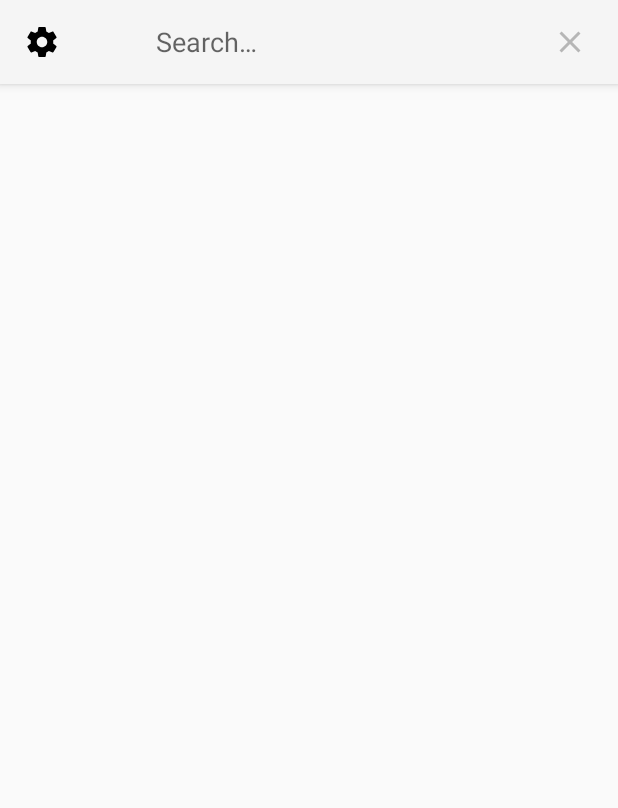
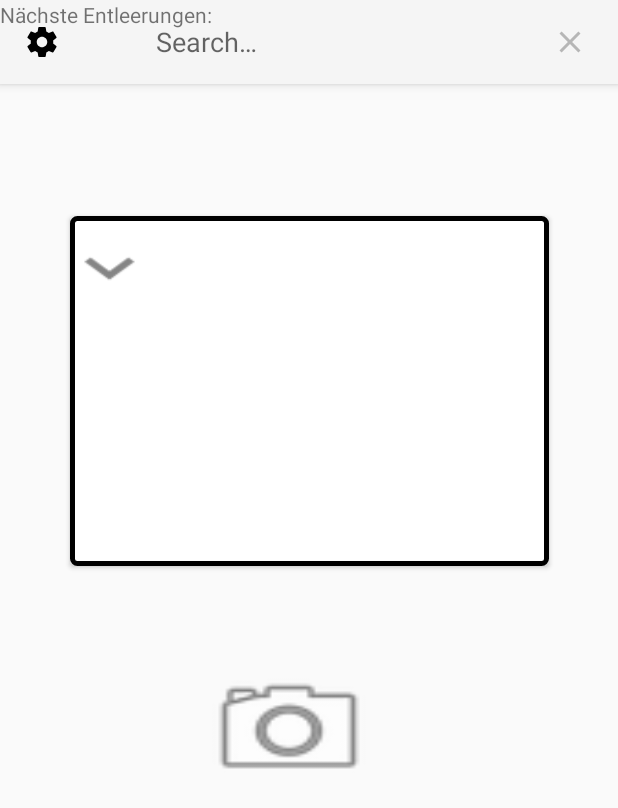
Before and after one commit to LWilm/lolroflxd12345678mobilelol, an Android app: the screen it shows after launch (MainActivity), after a tap on "Search", on a phone screen of 412 x 824 dp. Shown: the top 808 px of the screen. Run offline under Robolectric (Android 15) with nearby library versions, the phone set to English and light mode, and no system bars.

Commit message:
activity_main

```diff
--- /dev/null
+++ b/app/src/main/res/drawable/button_border.xml
@@ -0,0 +1,9 @@
+<?xml version="1.0" encoding="utf-8"?>
+<shape xmlns:android="http://schemas.android.com/apk/res/android"
+    android:shape="rectangle">
+    <gradient android:startColor="#FFFFFF"
+        android:endColor="#FFFFFF"
+        android:angle="270" />
+    <corners android:radius="3dp" />
+    <stroke android:width="5px" android:color="#000000" />
+</shape>
--- a/app/src/main/res/layout/activity_main.xml
+++ b/app/src/main/res/layout/activity_main.xml
@@ -42,6 +42,47 @@
             <!--/>-->
     </android.support.v7.widget.Toolbar>
 
+        <Button
+            android:id="@+id/button2"
+            android:layout_width="319dp"
+            android:layout_height="233dp"
+            android:layout_marginTop="88dp"
+            android:background="@drawable/button_border"
+            android:gravity="top"
+            app:layout_constraintEnd_toEndOf="parent"
+            app:layout_constraintHorizontal_bias="0.507"
+            app:layout_constraintStart_toStartOf="parent"
+            app:layout_constraintTop_toBottomOf="@+id/toolbar" />
+
+        <Button
+            android:id="@+id/button3"
+            android:layout_width="117dp"
+            android:layout_height="90dp"
+            android:layout_marginStart="134dp"
+            android:layout_marginTop="63dp"
+            android:background="@android:drawable/ic_menu_camera"
+            app:layout_constraintStart_toStartOf="parent"
+            app:layout_constraintTop_toBottomOf="@+id/button2" />
+
+        <Button
+            android:id="@+id/button4"
+            android:layout_width="66dp"
+            android:layout_height="48dp"
+            android:layout_marginStart="40dp"
+            android:layout_marginTop="100dp"
+            android:background="@drawable/ic_arrow_down"
+            app:layout_constraintStart_toStartOf="parent"
+            app:layout_constraintTop_toBottomOf="@+id/toolbar" />
+
+        <TextView
+            android:id="@+id/textView"
+            android:layout_width="wrap_content"
+            android:layout_height="wrap_content"
+            android:text="Nächste Entleerungen:"
+            android:translationZ="100dp"
+            tools:layout_editor_absoluteX="163dp"
+            tools:layout_editor_absoluteY="174dp" />
+
         <!--<android.support.v7.widget.Toolbar-->
             <!--android:id="@+id/toolbar"-->
             <!--android:layout_width="match_parent"-->
```
Also changed, not shown: app/src/main/res/drawable-hdpi/ic_arrow_down.png (added), app/src/main/res/drawable-hdpi/ic_rectangle.png (added), app/src/main/res/drawable-mdpi/ic_arrow_down.png (added), app/src/main/res/drawable-mdpi/ic_rectangle.png (added), app/src/main/res/drawable-xhdpi/ic_arrow_down.png (added), app/src/main/res/drawable-xhdpi/ic_rectangle.png (added), app/src/main/res/drawable-xxhdpi/ic_arrow_down.png (added), app/src/main/res/drawable-xxhdpi/ic_rectangle.png (added).
